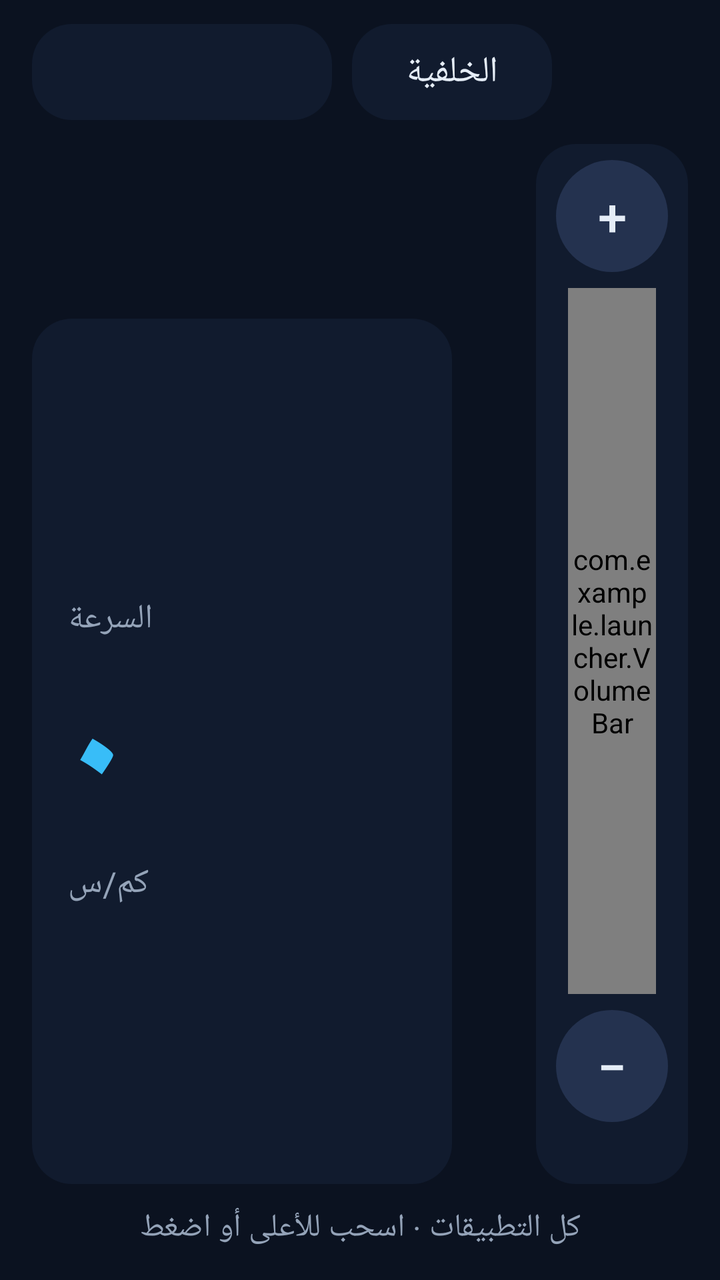
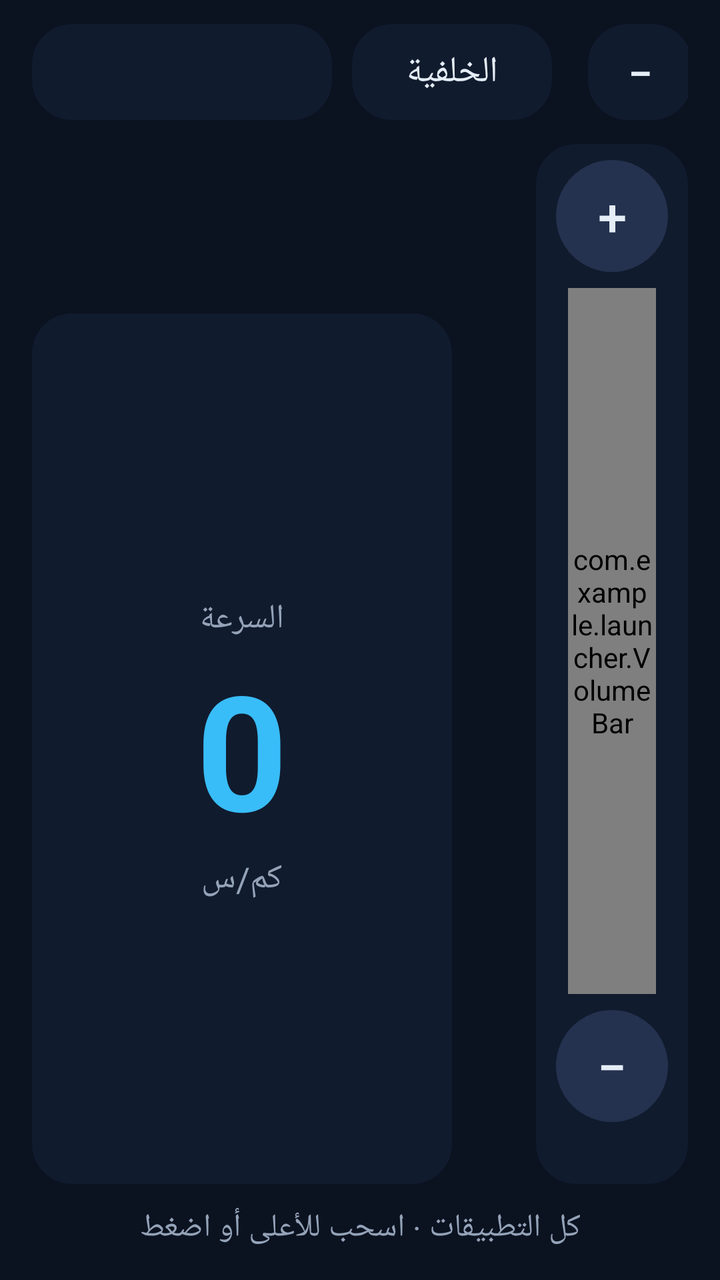

An Android layout rendered at two revisions. The XML below is the earlier revision; the diff shows what the commit changed to produce the second picture.
<!-- AndroidManifest.xml: application theme LauncherNight -->
<!-- res/layout/activity_home.xml -->
<?xml version="1.0" encoding="utf-8"?>
<FrameLayout xmlns:android="http://schemas.android.com/apk/res/android"
    android:id="@+id/root"
    android:layout_width="match_parent"
    android:layout_height="match_parent"
    android:background="?attr/lBg">

    
    <ImageView
        android:id="@+id/wallpaper"
        android:layout_width="match_parent"
        android:layout_height="match_parent"
        android:contentDescription="@null"
        android:scaleType="centerCrop"
        android:visibility="gone" />

    <View
        android:id="@+id/wallpaperScrim"
        android:layout_width="match_parent"
        android:layout_height="match_parent"
        android:alpha="0.5"
        android:background="?attr/lBg"
        android:visibility="gone" />

    <LinearLayout
        android:layout_width="match_parent"
        android:layout_height="match_parent"
        android:orientation="vertical"
        android:paddingLeft="16dp"
        android:paddingTop="12dp"
        android:paddingRight="16dp"
        android:paddingBottom="4dp">

        
        <LinearLayout
            android:layout_width="match_parent"
            android:layout_height="48dp"
            android:gravity="center_vertical"
            android:orientation="horizontal">

            <Button
                android:id="@+id/themeToggle"
                android:layout_width="wrap_content"
                android:layout_height="48dp"
                android:background="@drawable/bg_tile"
                android:minWidth="150dp"
                android:stateListAnimator="@null"
                android:textColor="?attr/lText"
                android:textSize="18sp" />

            <Button
                android:id="@+id/wallpaperButton"
                android:layout_width="wrap_content"
                android:layout_height="48dp"
                android:layout_marginLeft="10dp"
                android:background="@drawable/bg_tile"
                android:minWidth="100dp"
                android:stateListAnimator="@null"
                android:text="الخلفية"
                android:textColor="?attr/lText"
                android:textSize="18sp" />

            <TextView
                android:id="@+id/dateText"
                android:layout_width="0dp"
                android:layout_height="wrap_content"
                android:layout_weight="1"
                android:gravity="right"
                android:textColor="?attr/lTextDim"
                android:textSize="18sp" />
        </LinearLayout>

        <LinearLayout
            android:layout_width="match_parent"
            android:layout_height="0dp"
            android:layout_marginTop="12dp"
            android:layout_weight="1"
            android:orientation="horizontal">

            
            <LinearLayout
                android:layout_width="210dp"
                android:layout_height="match_parent"
                android:orientation="vertical">

                <TextView
                    android:id="@+id/clockText"
                    android:layout_width="wrap_content"
                    android:layout_height="wrap_content"
                    android:textColor="?attr/lText"
                    android:textSize="58sp"
                    android:textStyle="bold" />

                <LinearLayout
                    android:layout_width="match_parent"
                    android:layout_height="0dp"
                    android:layout_marginTop="10dp"
                    android:layout_weight="1"
                    android:background="@drawable/bg_card"
                    android:gravity="center_vertical"
                    android:orientation="vertical"
                    android:padding="18dp">

                    <TextView
                        android:layout_width="wrap_content"
                        android:layout_height="wrap_content"
                        android:text="السرعة"
                        android:textColor="?attr/lTextDim"
                        android:textSize="17sp" />

                    <TextView
                        android:id="@+id/speedText"
                        android:layout_width="wrap_content"
                        android:layout_height="wrap_content"
                        android:text="٠"
                        android:textColor="?attr/lAccent"
                        android:textSize="80sp"
                        android:textStyle="bold" />

                    <TextView
                        android:layout_width="wrap_content"
                        android:layout_height="wrap_content"
                        android:text="كم/س"
                        android:textColor="?attr/lTextDim"
                        android:textSize="17sp" />
                </LinearLayout>
            </LinearLayout>

            
            <LinearLayout
                android:layout_width="0dp"
                android:layout_height="match_parent"
                android:layout_marginLeft="16dp"
                android:layout_weight="1"
                android:orientation="vertical">

                <LinearLayout
                    android:layout_width="match_parent"
                    android:layout_height="0dp"
                    android:layout_weight="3"
                    android:orientation="horizontal">

                    
                    <LinearLayout
                        android:layout_width="0dp"
                        android:layout_height="match_parent"
                        android:layout_weight="1"
                        android:background="@drawable/bg_card"
                        android:orientation="vertical"
                        android:padding="14dp">

                        <LinearLayout
                            android:layout_width="match_parent"
                            android:layout_height="wrap_content"
                            android:gravity="center_vertical"
                            android:orientation="horizontal">

                            <TextView
                                android:id="@+id/weatherDesc"
                                android:layout_width="0dp"
                                android:layout_height="wrap_content"
                                android:layout_weight="1"
                                android:maxLines="2"
                                android:textColor="?attr/lTextDim"
                                android:textSize="15sp" />

                            <TextView
                                android:id="@+id/weatherTemp"
                                android:layout_width="wrap_content"
                                android:layout_height="wrap_content"
                                android:layout_marginLeft="10dp"
                                android:textColor="?attr/lText"
                                android:textSize="40sp"
                                android:textStyle="bold" />
                        </LinearLayout>

                        <View
                            android:layout_width="match_parent"
                            android:layout_height="1dp"
                            android:layout_marginTop="8dp"
                            android:layout_marginBottom="8dp"
                            android:background="?attr/lStroke" />

                        <TextView
                            android:id="@+id/nextPrayerText"
                            android:layout_width="match_parent"
                            android:layout_height="wrap_content"
                            android:gravity="right"
                            android:textColor="?attr/lAccent"
                            android:textSize="22sp"
                            android:textStyle="bold" />

                        <LinearLayout
                            android:id="@+id/prayerRow"
                            android:layout_width="match_parent"
                            android:layout_height="0dp"
                            android:layout_weight="1"
                            android:gravity="center_vertical"
                            android:orientation="horizontal" />
                    </LinearLayout>

                    
                    <LinearLayout
                        android:layout_width="0dp"
                        android:layout_height="match_parent"
                        android:layout_marginLeft="16dp"
                        android:layout_weight="1"
                        android:background="@drawable/bg_card"
                        android:orientation="vertical"
                        android:padding="14dp">

                        <LinearLayout
                            android:id="@+id/musicInfo"
                            android:layout_width="match_parent"
                            android:layout_height="wrap_content"
                            android:gravity="center_vertical"
                            android:orientation="horizontal">

                            <ImageView
                                android:id="@+id/musicArt"
                                android:layout_width="64dp"
                                android:layout_height="64dp"
                                android:contentDescription="@null"
                                android:scaleType="centerCrop"
                                android:src="@drawable/ic_note" />

                            <LinearLayout
                                android:layout_width="0dp"
                                android:layout_height="wrap_content"
                                android:layout_marginLeft="12dp"
                                android:layout_weight="1"
                                android:orientation="vertical">

                                <TextView
                                    android:id="@+id/musicTitle"
                                    android:layout_width="match_parent"
                                    android:layout_height="wrap_content"
                                    android:ellipsize="end"
                                    android:singleLine="true"
                                    android:textColor="?attr/lText"
                                    android:textSize="20sp"
                                    android:textStyle="bold" />

                                <TextView
                                    android:id="@+id/musicArtist"
                                    android:layout_width="match_parent"
                                    android:layout_height="wrap_content"
                                    android:ellipsize="end"
                                    android:singleLine="true"
                                    android:textColor="?attr/lTextDim"
                                    android:textSize="15sp" />
                            </LinearLayout>
                        </LinearLayout>

                        <SeekBar
                            android:id="@+id/musicSeek"
                            android:layout_width="match_parent"
                            android:layout_height="32dp"
                            android:layout_marginTop="6dp" />

                        <LinearLayout
                            android:layout_width="match_parent"
                            android:layout_height="wrap_content"
                            android:orientation="horizontal"
                            android:paddingLeft="12dp"
                            android:paddingRight="12dp">

                            <TextView
                                android:id="@+id/musicElapsed"
                                android:layout_width="0dp"
                                android:layout_height="wrap_content"
                                android:layout_weight="1"
                                android:textColor="?attr/lTextDim"
                                android:textSize="13sp" />

                            <TextView
                                android:id="@+id/musicTotal"
                                android:layout_width="wrap_content"
                                android:layout_height="wrap_content"
                                android:textColor="?attr/lTextDim"
                                android:textSize="13sp" />
                        </LinearLayout>

                        <LinearLayout
                            android:layout_width="match_parent"
                            android:layout_height="0dp"
                            android:layout_weight="1"
                            android:gravity="center"
                            android:orientation="horizontal">

                            <ImageButton
                                android:id="@+id/musicPrev"
                                android:layout_width="52dp"
                                android:layout_height="52dp"
                                android:background="@drawable/bg_round_alt"
                                android:contentDescription="السابق"
                                android:src="@drawable/ic_prev"
                                android:tint="?attr/lText" />

                            <ImageButton
                                android:id="@+id/musicPlay"
                                android:layout_width="60dp"
                                android:layout_height="60dp"
                                android:layout_marginLeft="18dp"
                                android:layout_marginRight="18dp"
                                android:background="@drawable/bg_round_accent"
                                android:contentDescription="تشغيل أو إيقاف"
                                android:src="@drawable/ic_play"
                                android:tint="?attr/lOnAccent" />

                            <ImageButton
                                android:id="@+id/musicNext"
                                android:layout_width="52dp"
                                android:layout_height="52dp"
                                android:background="@drawable/bg_round_alt"
                                android:contentDescription="التالي"
                                android:src="@drawable/ic_next"
                                android:tint="?attr/lText" />
                        </LinearLayout>
                    </LinearLayout>
                </LinearLayout>

                
                <LinearLayout
                    android:layout_width="match_parent"
                    android:layout_height="0dp"
                    android:layout_marginTop="14dp"
                    android:layout_weight="2"
                    android:orientation="horizontal">

                    <include
                        android:id="@+id/mapsTile"
                        layout="@layout/tile_app"
                        android:layout_width="0dp"
                        android:layout_height="match_parent"
                        android:layout_weight="1" />

                    <include
                        android:id="@+id/slot1"
                        layout="@layout/tile_app"
                        android:layout_width="0dp"
                        android:layout_height="match_parent"
                        android:layout_marginLeft="12dp"
                        android:layout_weight="1" />

                    <include
                        android:id="@+id/slot2"
                        layout="@layout/tile_app"
                        android:layout_width="0dp"
                        android:layout_height="match_parent"
                        android:layout_marginLeft="12dp"
                        android:layout_weight="1" />

                    <include
                        android:id="@+id/slot3"
                        layout="@layout/tile_app"
                        android:layout_width="0dp"
                        android:layout_height="match_parent"
                        android:layout_marginLeft="12dp"
                        android:layout_weight="1" />
                </LinearLayout>
            </LinearLayout>

            
            <LinearLayout
                android:id="@+id/volumeColumn"
                android:layout_width="76dp"
                android:layout_height="match_parent"
                android:layout_marginLeft="16dp"
                android:background="@drawable/bg_card"
                android:gravity="center_horizontal"
                android:orientation="vertical"
                android:padding="8dp">

                <Button
                    android:id="@+id/volUp"
                    android:layout_width="56dp"
                    android:layout_height="56dp"
                    android:background="@drawable/bg_round_alt"
                    android:contentDescription="رفع الصوت"
                    android:stateListAnimator="@null"
                    android:text="+"
                    android:textColor="?attr/lText"
                    android:textSize="26sp" />

                <com.example.launcher.VolumeBar
                    android:id="@+id/volBar"
                    android:layout_width="44dp"
                    android:layout_height="0dp"
                    android:layout_marginTop="8dp"
                    android:layout_marginBottom="8dp"
                    android:layout_weight="1" />

                <Button
                    android:id="@+id/volDown"
                    android:layout_width="56dp"
                    android:layout_height="56dp"
                    android:background="@drawable/bg_round_alt"
                    android:contentDescription="خفض الصوت"
                    android:stateListAnimator="@null"
                    android:text="−"
                    android:textColor="?attr/lText"
                    android:textSize="26sp" />

                <TextView
                    android:id="@+id/volText"
                    android:layout_width="wrap_content"
                    android:layout_height="wrap_content"
                    android:layout_marginTop="4dp"
                    android:textColor="?attr/lTextDim"
                    android:textSize="14sp" />
            </LinearLayout>
        </LinearLayout>

        <TextView
            android:id="@+id/drawerHandle"
            android:layout_width="match_parent"
            android:layout_height="44dp"
            android:clickable="true"
            android:focusable="true"
            android:gravity="center"
            android:text="كل التطبيقات · اسحب للأعلى أو اضغط"
            android:textColor="?attr/lTextDim"
            android:textSize="16sp" />
    </LinearLayout>

    
    <LinearLayout
        android:id="@+id/drawer"
        android:layout_width="match_parent"
        android:layout_height="match_parent"
        android:background="?attr/lBg"
        android:clickable="true"
        android:orientation="vertical"
        android:padding="16dp"
        android:visibility="gone">

        <LinearLayout
            android:layout_width="match_parent"
            android:layout_height="52dp"
            android:gravity="center_vertical"
            android:orientation="horizontal">

            <Button
                android:id="@+id/drawerClose"
                android:layout_width="wrap_content"
                android:layout_height="48dp"
                android:background="@drawable/bg_tile"
                android:minWidth="120dp"
                android:stateListAnimator="@null"
                android:text="إغلاق"
                android:textColor="?attr/lText"
                android:textSize="18sp" />

            <Button
                android:id="@+id/drawerDiag"
                android:layout_width="wrap_content"
                android:layout_height="48dp"
                android:layout_marginLeft="10dp"
                android:background="@drawable/bg_tile"
                android:minWidth="110dp"
                android:stateListAnimator="@null"
                android:text="تشخيص"
                android:textColor="?attr/lText"
                android:textSize="18sp" />

            <TextView
                android:id="@+id/drawerTitle"
                android:layout_width="0dp"
                android:layout_height="wrap_content"
                android:layout_weight="1"
                android:gravity="right"
                android:textColor="?attr/lText"
                android:textSize="22sp"
                android:textStyle="bold" />
        </LinearLayout>

        <GridView
            android:id="@+id/drawerGrid"
            android:layout_width="match_parent"
            android:layout_height="0dp"
            android:layout_marginTop="8dp"
            android:layout_weight="1"
            android:numColumns="6"
            android:verticalSpacing="6dp" />
    </LinearLayout>

    
    <FrameLayout
        android:id="@+id/idleOverlay"
        android:layout_width="match_parent"
        android:layout_height="match_parent"
        android:background="#000000"
        android:visibility="gone">

        <LinearLayout
            android:layout_width="wrap_content"
            android:layout_height="wrap_content"
            android:layout_gravity="center"
            android:gravity="center_horizontal"
            android:orientation="vertical">

            <TextView
                android:id="@+id/idleClock"
                android:layout_width="wrap_content"
                android:layout_height="wrap_content"
                android:textColor="#94A3B8"
                android:textSize="96sp" />

            <TextView
                android:id="@+id/idlePrayer"
                android:layout_width="wrap_content"
                android:layout_height="wrap_content"
                android:textColor="#64748B"
                android:textSize="24sp" />
        </LinearLayout>

        <TextView
            android:id="@+id/idleNowPlaying"
            android:layout_width="match_parent"
            android:layout_height="wrap_content"
            android:layout_gravity="bottom|center_horizontal"
            android:layout_marginBottom="28dp"
            android:gravity="center"
            android:textColor="#475569"
            android:textSize="16sp" />
    </FrameLayout>
</FrameLayout>
<!-- res/layout/tile_app.xml (included above) -->
<?xml version="1.0" encoding="utf-8"?>
<LinearLayout xmlns:android="http://schemas.android.com/apk/res/android"
    android:layout_width="match_parent"
    android:layout_height="match_parent"
    android:background="@drawable/bg_tile"
    android:clickable="true"
    android:focusable="true"
    android:gravity="center"
    android:orientation="vertical"
    android:padding="8dp">

    <ImageView
        android:id="@+id/tileIcon"
        android:layout_width="64dp"
        android:layout_height="64dp"
        android:contentDescription="@null" />

    <TextView
        android:id="@+id/tileLabel"
        android:layout_width="match_parent"
        android:layout_height="wrap_content"
        android:layout_marginTop="6dp"
        android:ellipsize="end"
        android:gravity="center"
        android:singleLine="true"
        android:textColor="?attr/lText"
        android:textSize="17sp" />
</LinearLayout>
<!-- resources referenced by this layout -->
<resources>
  <!-- drawable bg_card (drawable) -->
  <?xml version="1.0" encoding="utf-8"?>
  <shape xmlns:android="http://schemas.android.com/apk/res/android" android:shape="rectangle">
      <solid android:color="?attr/lCard" />
      <corners android:radius="20dp" />
  </shape>
  <!-- drawable bg_round_accent (drawable) -->
  <?xml version="1.0" encoding="utf-8"?>
  <ripple xmlns:android="http://schemas.android.com/apk/res/android" android:color="?attr/lStroke">
      <item>
          <shape android:shape="oval">
              <solid android:color="?attr/lAccent" />
          </shape>
      </item>
  </ripple>
  <!-- drawable bg_round_alt (drawable) -->
  <?xml version="1.0" encoding="utf-8"?>
  <ripple xmlns:android="http://schemas.android.com/apk/res/android" android:color="?attr/lStroke">
      <item>
          <shape android:shape="oval">
              <solid android:color="?attr/lCardAlt" />
          </shape>
      </item>
  </ripple>
  <!-- drawable bg_tile (drawable) -->
  <?xml version="1.0" encoding="utf-8"?>
  <ripple xmlns:android="http://schemas.android.com/apk/res/android" android:color="?attr/lStroke">
      <item>
          <shape android:shape="rectangle">
              <solid android:color="?attr/lCard" />
              <corners android:radius="20dp" />
          </shape>
      </item>
  </ripple>
  <!-- drawable ic_next (drawable) -->
  <?xml version="1.0" encoding="utf-8"?>
  <vector xmlns:android="http://schemas.android.com/apk/res/android"
      android:width="24dp"
      android:height="24dp"
      android:viewportWidth="24"
      android:viewportHeight="24">
      <path android:fillColor="#FFFFFFFF" android:pathData="M6,18l8.5,-6L6,6v12zM16,6v12h2V6h-2z" />
  </vector>
  <!-- drawable ic_note (drawable) -->
  <?xml version="1.0" encoding="utf-8"?>
  <vector xmlns:android="http://schemas.android.com/apk/res/android"
      android:width="24dp"
      android:height="24dp"
      android:viewportWidth="24"
      android:viewportHeight="24">
      <path android:fillColor="#FFFFFFFF" android:pathData="M12,3v10.55c-0.59,-0.34 -1.27,-0.55 -2,-0.55 -2.21,0 -4,1.79 -4,4s1.79,4 4,4 4,-1.79 4,-4V7h4V3h-6z" />
  </vector>
  <!-- drawable ic_play (drawable) -->
  <?xml version="1.0" encoding="utf-8"?>
  <vector xmlns:android="http://schemas.android.com/apk/res/android"
      android:width="24dp"
      android:height="24dp"
      android:viewportWidth="24"
      android:viewportHeight="24">
      <path android:fillColor="#FFFFFFFF" android:pathData="M8,5v14l11,-7z" />
  </vector>
  <!-- drawable ic_prev (drawable) -->
  <?xml version="1.0" encoding="utf-8"?>
  <vector xmlns:android="http://schemas.android.com/apk/res/android"
      android:width="24dp"
      android:height="24dp"
      android:viewportWidth="24"
      android:viewportHeight="24">
      <path android:fillColor="#FFFFFFFF" android:pathData="M6,6h2v12H6zM9.5,12l8.5,6V6z" />
  </vector>
  <style name="LauncherNight" parent="android:Theme.Material.NoActionBar">
          <item name="android:windowBackground">@color/night_bg</item>
          <item name="android:statusBarColor">@color/night_bg</item>
          <item name="android:navigationBarColor">@color/night_bg</item>
          <item name="android:colorAccent">#38BDF8</item>
          <item name="lBg">#0B1220</item>
          <item name="lCard">#111B2E</item>
          <item name="lCardAlt">#24324F</item>
          <item name="lText">#E5EDF7</item>
          <item name="lTextDim">#94A3B8</item>
          <item name="lAccent">#38BDF8</item>
          <item name="lOnAccent">#0B1220</item>
          <item name="lStroke">#334155</item>
      </style>
  <color name="night_bg">#0B1220</color>
</resources>

<!-- the commit's change to res/layout/activity_home.xml (unified diff, before → after) -->
@@ -60,6 +60,38 @@
                 android:textColor="?attr/lText"
                 android:textSize="18sp" />
 
+            <Button
+                android:id="@+id/brightDown"
+                android:layout_width="52dp"
+                android:layout_height="48dp"
+                android:layout_marginLeft="18dp"
+                android:background="@drawable/bg_tile"
+                android:contentDescription="خفض السطوع"
+                android:stateListAnimator="@null"
+                android:text="−"
+                android:textColor="?attr/lText"
+                android:textSize="22sp" />
+
+            <TextView
+                android:id="@+id/brightText"
+                android:layout_width="wrap_content"
+                android:layout_height="wrap_content"
+                android:layout_marginLeft="8dp"
+                android:layout_marginRight="8dp"
+                android:textColor="?attr/lTextDim"
+                android:textSize="16sp" />
+
+            <Button
+                android:id="@+id/brightUp"
+                android:layout_width="52dp"
+                android:layout_height="48dp"
+                android:background="@drawable/bg_tile"
+                android:contentDescription="رفع السطوع"
+                android:stateListAnimator="@null"
+                android:text="+"
+                android:textColor="?attr/lText"
+                android:textSize="22sp" />
+
             <TextView
                 android:id="@+id/dateText"
                 android:layout_width="0dp"
@@ -85,10 +117,12 @@
 
                 <TextView
                     android:id="@+id/clockText"
-                    android:layout_width="wrap_content"
+                    android:layout_width="match_parent"
                     android:layout_height="wrap_content"
+                    android:gravity="center"
+                    android:singleLine="true"
                     android:textColor="?attr/lText"
-                    android:textSize="58sp"
+                    android:textSize="56sp"
                     android:textStyle="bold" />
 
                 <LinearLayout
@@ -97,9 +131,9 @@
                     android:layout_marginTop="10dp"
                     android:layout_weight="1"
                     android:background="@drawable/bg_card"
-                    android:gravity="center_vertical"
+                    android:gravity="center"
                     android:orientation="vertical"
-                    android:padding="18dp">
+                    android:padding="12dp">
 
                     <TextView
                         android:layout_width="wrap_content"
@@ -112,7 +146,7 @@
                         android:id="@+id/speedText"
                         android:layout_width="wrap_content"
                         android:layout_height="wrap_content"
-                        android:text="٠"
+                        android:text="0"
                         android:textColor="?attr/lAccent"
                         android:textSize="80sp"
                         android:textStyle="bold" />
@@ -288,6 +322,19 @@
                             android:gravity="center"
                             android:orientation="horizontal">
 
+                            <Button
+                                android:id="@+id/musicBack10"
+                                android:layout_width="46dp"
+                                android:layout_height="46dp"
+                                android:layout_marginRight="10dp"
+                                android:background="@drawable/bg_round_alt"
+                                android:contentDescription="رجوع 10 ثواني"
+                                android:padding="0dp"
+                                android:stateListAnimator="@null"
+                                android:text="-10"
+                                android:textColor="?attr/lText"
+                                android:textSize="13sp" />
+
                             <ImageButton
                                 android:id="@+id/musicPrev"
                                 android:layout_width="52dp"
@@ -301,8 +348,8 @@
                                 android:id="@+id/musicPlay"
                                 android:layout_width="60dp"
                                 android:layout_height="60dp"
-                                android:layout_marginLeft="18dp"
-                                android:layout_marginRight="18dp"
+                                android:layout_marginLeft="10dp"
+                                android:layout_marginRight="10dp"
                                 android:background="@drawable/bg_round_accent"
                                 android:contentDescription="تشغيل أو إيقاف"
                                 android:src="@drawable/ic_play"
@@ -316,6 +363,19 @@
                                 android:contentDescription="التالي"
                                 android:src="@drawable/ic_next"
                                 android:tint="?attr/lText" />
+
+                            <Button
+                                android:id="@+id/musicFwd10"
+                                android:layout_width="46dp"
+                                android:layout_height="46dp"
+                                android:layout_marginLeft="10dp"
+                                android:background="@drawable/bg_round_alt"
+                                android:contentDescription="تقديم 10 ثواني"
+                                android:padding="0dp"
+                                android:stateListAnimator="@null"
+                                android:text="+10"
+                                android:textColor="?attr/lText"
+                                android:textSize="13sp" />
                         </LinearLayout>
                     </LinearLayout>
                 </LinearLayout>
@@ -343,21 +403,36 @@
                         android:layout_marginLeft="12dp"
                         android:layout_weight="1" />
 
-                    <include
-                        android:id="@+id/slot2"
-                        layout="@layout/tile_app"
+                    
+                    <FrameLayout
+                        android:id="@+id/photoTile"
                         android:layout_width="0dp"
                         android:layout_height="match_parent"
                         android:layout_marginLeft="12dp"
-                        android:layout_weight="1" />
-
-                    <include
-                        android:id="@+id/slot3"
-                        layout="@layout/tile_app"
-                        android:layout_width="0dp"
-                        android:layout_height="match_parent"
-                        android:layout_marginLeft="12dp"
-                        android:layout_weight="1" />
+                        android:layout_weight="2"
+                        android:background="@drawable/bg_tile"
+                        android:clickable="true"
+                        android:focusable="true"
+                        android:padding="4dp">
+
+                        <ImageView
+                            android:id="@+id/photoImage"
+                            android:layout_width="match_parent"
+                            android:layout_height="match_parent"
+                            android:contentDescription="@null"
+                            android:scaleType="centerCrop" />
+
+                        <TextView
+                            android:id="@+id/photoHint"
+                            android:layout_width="match_parent"
+                            android:layout_height="wrap_content"
+                            android:layout_gravity="center"
+                            android:gravity="center"
+                            android:padding="8dp"
+                            android:text="مربع الصور\nحط صورك في مجلد LauncherPhotos على الفلاشة"
+                            android:textColor="?attr/lTextDim"
+                            android:textSize="15sp" />
+                    </FrameLayout>
                 </LinearLayout>
             </LinearLayout>
 
